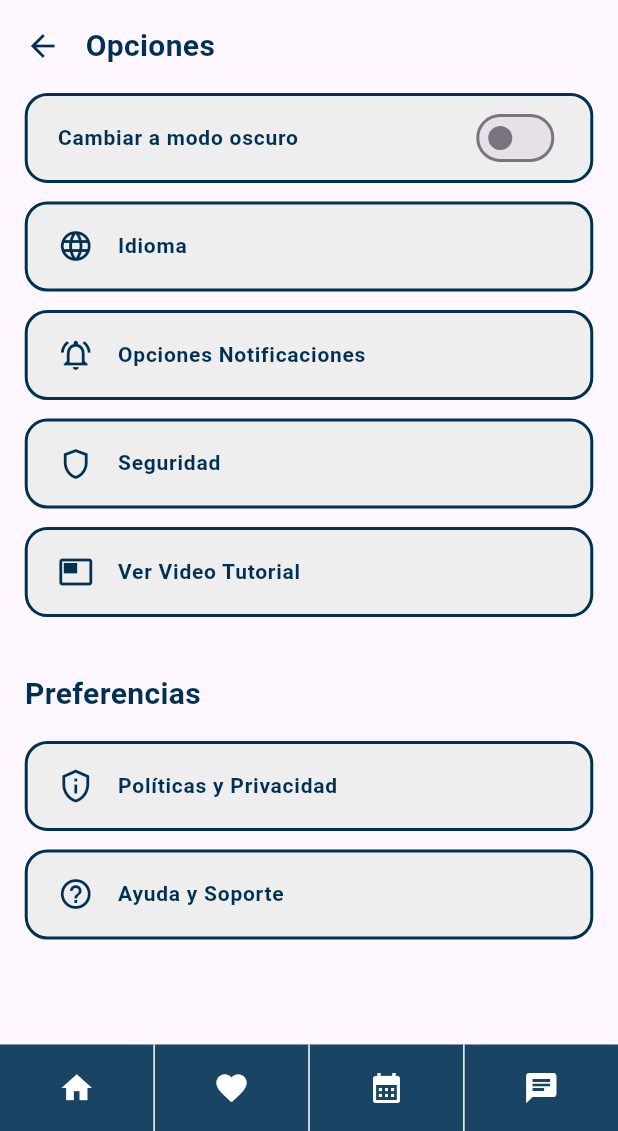
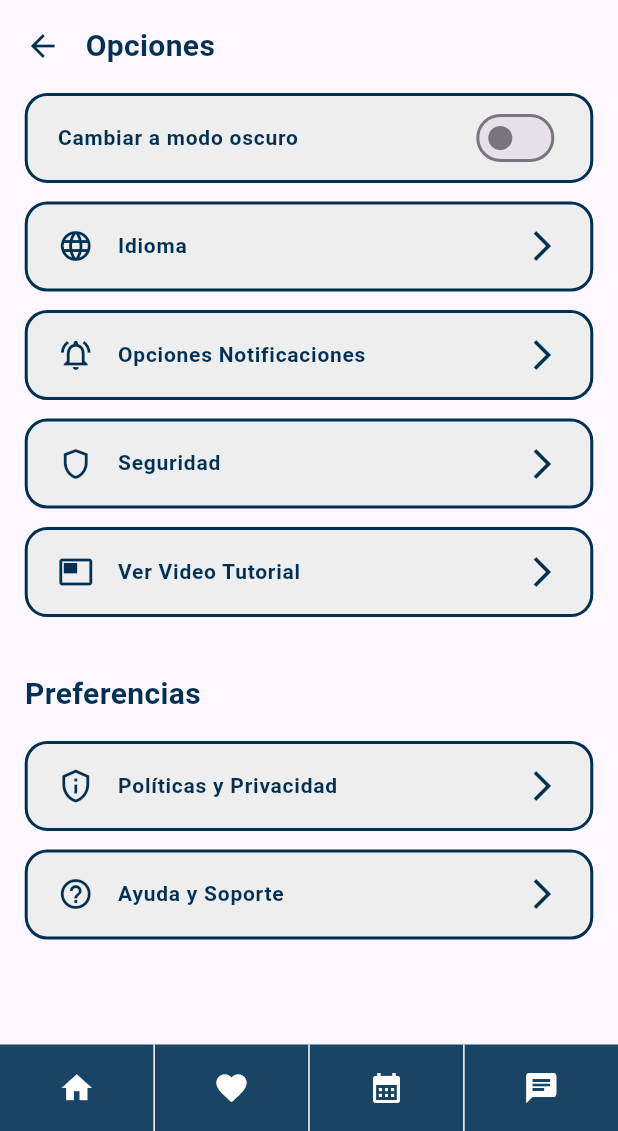
Before and after one commit to ManuOrt/Front-PadelApp, a Flutter app: the OptionsScreen screen opened by its route, on a phone screen of 412 x 824 dp, the part 105-1236 px from its top. Run offline on Flutter 3.47's test engine with Material 3 defaults, Android fonts, the phone set to English and light mode, and no system bars; our stand-ins replace youtube_player_flutter; network calls fail.

Commit message:
Add new button on ListTile widget

```diff
--- a/lib/screens/settings/options_screen.dart
+++ b/lib/screens/settings/options_screen.dart
@@ -11,7 +11,7 @@ class OptionsScreen extends StatelessWidget {
     final List<CustomListTileWidget> customListTilesOptions = [
       CustomListTileWidget(
         title: 'Cambiar a modo oscuro',
-        sitchWidget: Switch(
+        switchWidget: Switch(
           value: false,
           onChanged: (value) {},
           activeColor: AppColors.primary,
@@ -21,32 +21,48 @@ class OptionsScreen extends StatelessWidget {
       ),
       CustomListTileWidget(
         title: 'Idioma',
-        icon: const Icon(
+        leadingIcon: const Icon(
           Icons.language,
+          color: AppColors.primary,
+        ),
+        trealingIcon: const Icon(
+          Icons.arrow_forward_ios,
           color: AppColors.primary,
         ),
         onTap: () {},
       ),
       CustomListTileWidget(
         title: 'Opciones Notificaciones',
-        icon: const Icon(
+        leadingIcon: const Icon(
           Icons.notifications_active_outlined,
+          color: AppColors.primary,
+        ),
+        trealingIcon: const Icon(
+          Icons.arrow_forward_ios,
           color: AppColors.primary,
         ),
         onTap: () {},
       ),
       CustomListTileWidget(
         title: 'Seguridad',
-        icon: const Icon(
+        leadingIcon: const Icon(
           Icons.shield_outlined,
+          color: AppColors.primary,
+        ),
+        trealingIcon: const Icon(
+          Icons.arrow_forward_ios,
           color: AppColors.primary,
         ),
         onTap: () {},
       ),
       CustomListTileWidget(
         title: 'Ver Video Tutorial',
-        icon: const Icon(
+        leadingIcon: const Icon(
           Icons.featured_video_outlined,
+          color: AppColors.primary,
+        ),
+        trealingIcon: const Icon(
+          Icons.arrow_forward_ios,
           color: AppColors.primary,
         ),
         onTap: () {},
@@ -55,16 +71,24 @@ class OptionsScreen extends StatelessWidget {
     final List<CustomListTileWidget> customListTilesPreferences = [
       CustomListTileWidget(
         title: 'Políticas y Privacidad',
-        icon: const Icon(
+        leadingIcon: const Icon(
           Icons.privacy_tip_outlined,
+          color: AppColors.primary,
+        ),
+        trealingIcon: const Icon(
+          Icons.arrow_forward_ios,
           color: AppColors.primary,
         ),
         onTap: () {},
       ),
       CustomListTileWidget(
         title: 'Ayuda y Soporte',
-        icon: const Icon(
+        leadingIcon: const Icon(
           Icons.help_outline,
+          color: AppColors.primary,
+        ),
+        trealingIcon: const Icon(
+          Icons.arrow_forward_ios,
           color: AppColors.primary,
         ),
         onTap: () {},
@@ -104,7 +128,6 @@ class OptionsScreen extends StatelessWidget {
             Padding(
               padding: EdgeInsets.all(size.height * 0.02),
               child: SingleChildScrollView(
-                child: Container(
                 child: ListView.builder(
                   shrinkWrap: true,
                   physics: const NeverScrollableScrollPhysics(),
@@ -115,14 +138,14 @@ class OptionsScreen extends StatelessWidget {
                       padding: EdgeInsets.only(bottom: size.height * 0.015),
                       child: CustomListTileWidget(
                         title: tile.title,
-                          sitchWidget: tile.sitchWidget,
+                        switchWidget: tile.switchWidget,
                         onChanged: tile.onChanged,
-                          icon: tile.icon,
+                        leadingIcon: tile.leadingIcon,
                         onTap: tile.onTap,
+                        trealingIcon: tile.trealingIcon,
                       ),
                     );
                   },
-                  ),
                 ),
               ),
             ),
@@ -151,9 +174,10 @@ class OptionsScreen extends StatelessWidget {
                       padding: EdgeInsets.only(bottom: size.height * 0.015),
                       child: CustomListTileWidget(
                         title: tile.title,
-                        sitchWidget: tile.sitchWidget,
+                        switchWidget: tile.switchWidget,
                         onChanged: tile.onChanged,
-                        icon: tile.icon,
+                        leadingIcon: tile.leadingIcon,
+                        trealingIcon: tile.trealingIcon,
                         onTap: tile.onTap,
                       ),
                     );
--- a/lib/widgets/general_widgets/custom_tile.dart
+++ b/lib/widgets/general_widgets/custom_tile.dart
@@ -5,17 +5,19 @@ class CustomListTileWidget extends StatelessWidget {
   const CustomListTileWidget({
     Key? key,
     required this.title,
-    this.sitchWidget,
+    this.switchWidget,
     this.onChanged,
     this.onTap,
-    this.icon,
+    this.leadingIcon,
+    this.trealingIcon,
   }) : super(key: key);
 
   final String title;
-  final Switch? sitchWidget;
+  final Switch? switchWidget;
+  final Icon? trealingIcon;
   final Function(bool)? onChanged;
   final VoidCallback? onTap;
-  final Icon? icon;
+  final Icon? leadingIcon;
 
   @override
   Widget build(BuildContext context) {
@@ -28,8 +30,8 @@ class CustomListTileWidget extends StatelessWidget {
           fontSize: 14,
         ),
       ),
-      trailing: sitchWidget,
-      leading: icon,
+      trailing: switchWidget ?? trealingIcon,
+      leading: leadingIcon,
       onTap: onTap,
       tileColor: Colors.grey[200],
       contentPadding: const EdgeInsets.symmetric(horizontal: 20.0),
```
Also changed, not shown: lib/screens/settings/profile_screen.dart (+31 -10 lines). Lines whose indentation alone changed are shown as unchanged.
